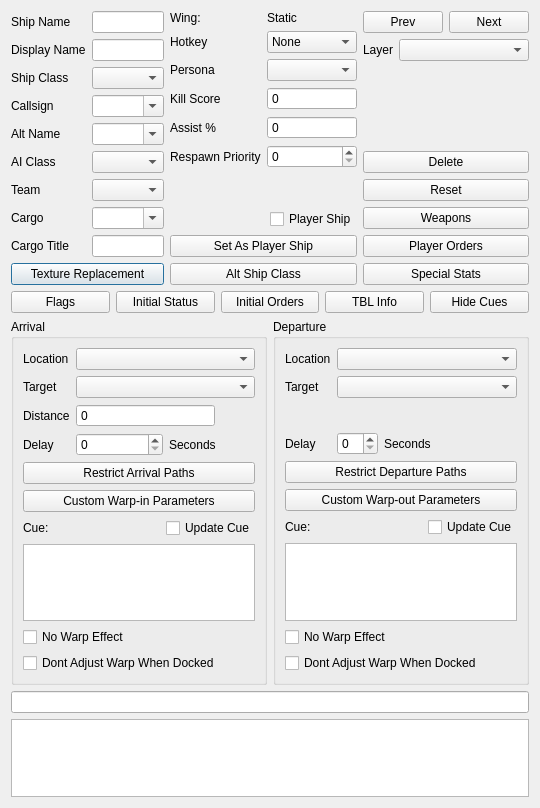
Qt form qtfred/ui/ShipEditorDialog.ui (MjnMixael/fs2open.github.com) before a commit.
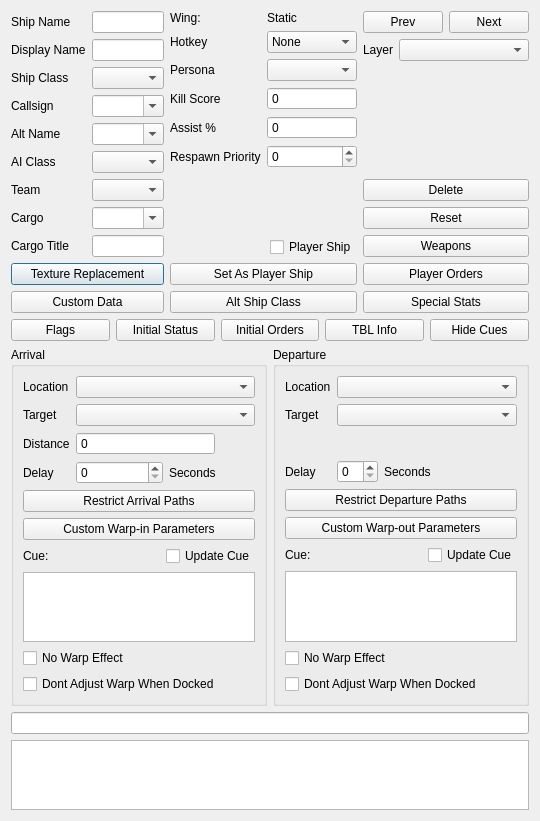
The same form after that commit. Custom widgets are drawn as their Qt base class.

Commit message: Implement editor-defined and ship-instance custom data

```diff
--- a/qtfred/ui/ShipEditorDialog.ui
+++ b/qtfred/ui/ShipEditorDialog.ui
@@ -184,6 +184,16 @@
            </property>
           </widget>
          </item>
+         <item>
+          <widget class="QPushButton" name="customDataButton">
+           <property name="toolTip">
+            <string>&lt;html&gt;&lt;head/&gt;&lt;body&gt;&lt;p&gt;Edit this ship's custom data key/value pairs&lt;/p&gt;&lt;/body&gt;&lt;/html&gt;</string>
+           </property>
+           <property name="text">
+            <string>Custom Data</string>
+           </property>
+          </widget>
+         </item>
         </layout>
        </item>
        <item>
```
The commit also changes 17 other files.
